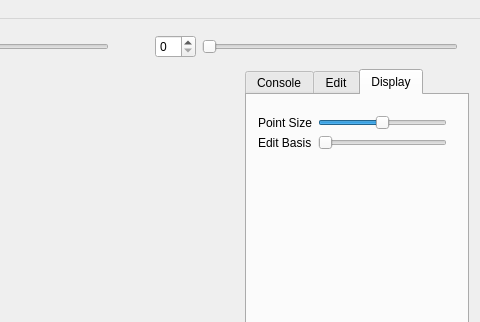
This is ZGeometry/ZGeometry.ui in sunyzm/ZGeometry as Qt 5 draws it before an edit; both pictures show x 591 to 1071 and y 0 to 322 of the 1071 by 850 pixel window. The edited form follows.
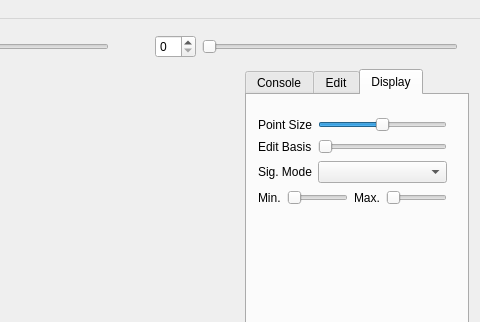
This is the edited form. Custom widgets are drawn as their Qt base class.

Commit message: Use comboBox to replaces menu actions for selecting signature mode; add sigMin and sigMax sliders

Patch:
```diff
--- a/ZGeometry/ZGeometry.ui
+++ b/ZGeometry/ZGeometry.ui
@@ -326,13 +326,13 @@
          <attribute name="title">
           <string>Display</string>
          </attribute>
-         <widget class="QWidget" name="">
+         <widget class="QWidget" name="layoutWidget">
           <property name="geometry">
            <rect>
             <x>0</x>
             <y>10</y>
             <width>211</width>
-            <height>56</height>
+            <height>114</height>
            </rect>
           </property>
           <layout class="QVBoxLayout" name="layoutDisplayTab">
@@ -390,6 +390,71 @@
              </item>
             </layout>
            </item>
+           <item>
+            <layout class="QHBoxLayout" name="layoutSigModeSelect">
+             <item>
+              <widget class="QLabel" name="labelSigMode">
+               <property name="text">
+                <string>Sig. Mode</string>
+               </property>
+              </widget>
+             </item>
+             <item>
+              <widget class="QComboBox" name="comboBoxSigMode">
+               <property name="sizePolicy">
+                <sizepolicy hsizetype="Expanding" vsizetype="Fixed">
+                 <horstretch>0</horstretch>
+                 <verstretch>0</verstretch>
+                </sizepolicy>
+               </property>
+              </widget>
+             </item>
+            </layout>
+           </item>
+           <item>
+            <layout class="QHBoxLayout" name="layoutSigMinMax">
+             <item>
+              <widget class="QLabel" name="labelSigMin">
+               <property name="text">
+                <string>Min.</string>
+               </property>
+              </widget>
+             </item>
+             <item>
+              <widget class="QSlider" name="sliderSigMin">
+               <property name="enabled">
+                <bool>false</bool>
+               </property>
+               <property name="maximum">
+                <number>100</number>
+               </property>
+               <property name="orientation">
+                <enum>Qt::Horizontal</enum>
+               </property>
+              </widget>
+             </item>
+             <item>
+              <widget class="QLabel" name="labelSigMax">
+               <property name="text">
+                <string>Max.</string>
+               </property>
+              </widget>
+             </item>
+             <item>
+              <widget class="QSlider" name="sliderSigMax">
+               <property name="enabled">
+                <bool>false</bool>
+               </property>
+               <property name="maximum">
+                <number>100</number>
+               </property>
+               <property name="orientation">
+                <enum>Qt::Horizontal</enum>
+               </property>
+              </widget>
+             </item>
+            </layout>
+           </item>
           </layout>
          </widget>
         </widget>
```
Left out of the diff: 12 changed lines with no effect on the pictures. The commit also changes 3 other files.
